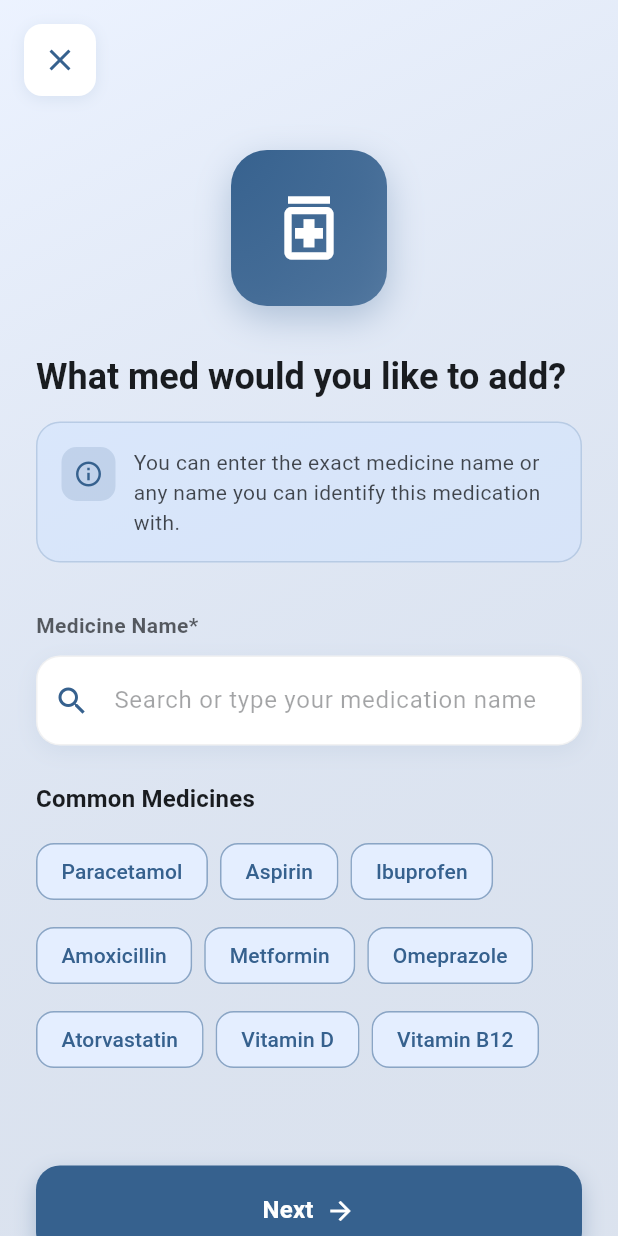
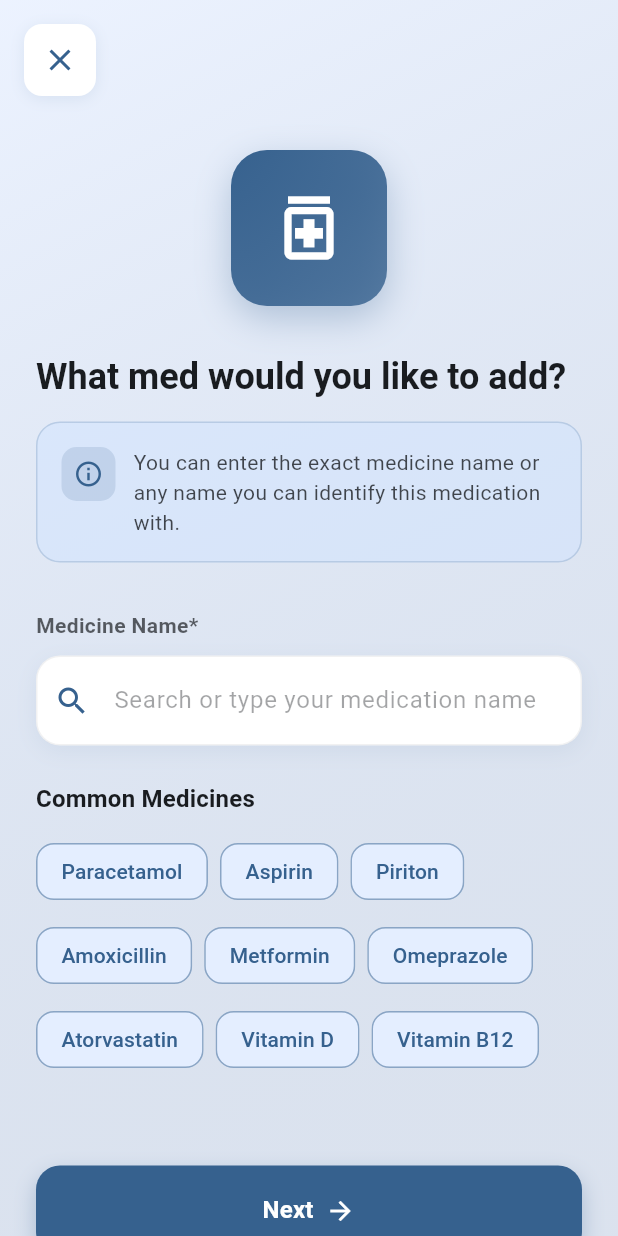
Before and after one commit to Sandaru-Lakmika/MediAlert, a Flutter app: the AddMedicinePage screen opened by its route, on a phone screen of 412 x 824 dp. Run offline on Flutter 3.47's test engine with Material 3 defaults, Android fonts, the phone set to English and light mode, and no system bars.

Commit message:
Replace Ibuprofen quick select chip with Piriton in AddMedicinePage

```diff
--- a/lib/features/medicine/add_medicine_page.dart
+++ b/lib/features/medicine/add_medicine_page.dart
@@ -295,7 +295,7 @@ class _AddMedicinePageState extends State<AddMedicinePage> {
                           children: [
                             _buildQuickSelectChip('Paracetamol'),
                             _buildQuickSelectChip('Aspirin'),
-                            _buildQuickSelectChip('Ibuprofen'),
+                            _buildQuickSelectChip('Piriton'),
                             _buildQuickSelectChip('Amoxicillin'),
                             _buildQuickSelectChip('Metformin'),
                             _buildQuickSelectChip('Omeprazole'),
```
